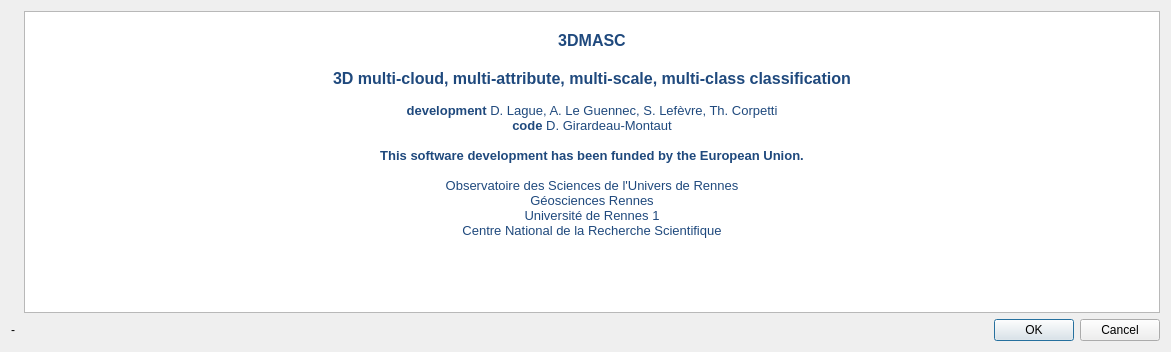
Qt form trainDisclaimerDlg.ui (dgirardeau/q3DMASC) before a commit.
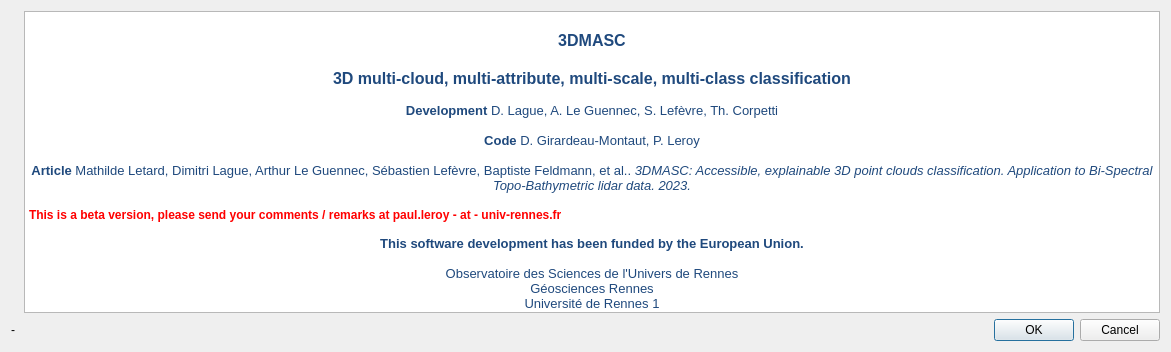
The same form after that commit. Icons and pictures are not drawn.

What changed in the file:
```diff
--- a/trainDisclaimerDlg.ui
+++ b/trainDisclaimerDlg.ui
@@ -63,9 +63,14 @@
 &lt;p align=&quot;center&quot; style=&quot;-qt-paragraph-type:empty; margin-top:0px; margin-bottom:0px; margin-left:0px; margin-right:0px; -qt-block-indent:0; text-indent:0px; font-family:'MS Shell Dlg 2'; font-size:12pt; font-weight:600; color:#1f497d;&quot;&gt;&lt;br /&gt;&lt;/p&gt;
 &lt;p align=&quot;center&quot; style=&quot; margin-top:0px; margin-bottom:0px; margin-left:0px; margin-right:0px; -qt-block-indent:0; text-indent:0px;&quot;&gt;&lt;span style=&quot; font-family:'MS Shell Dlg 2'; font-size:12pt; font-weight:600; color:#1f497d;&quot;&gt;3D multi-cloud, multi-attribute, multi-scale, multi-class classification&lt;/span&gt;&lt;/p&gt;
 &lt;p align=&quot;center&quot; style=&quot;-qt-paragraph-type:empty; margin-top:0px; margin-bottom:0px; margin-left:0px; margin-right:0px; -qt-block-indent:0; text-indent:0px; font-family:'Calibri,sans-serif'; font-size:10pt; color:#1f497d; background-color:#ffffff;&quot;&gt;&lt;br /&gt;&lt;/p&gt;
-&lt;p align=&quot;center&quot; style=&quot; margin-top:0px; margin-bottom:0px; margin-left:0px; margin-right:0px; -qt-block-indent:0; text-indent:0px; background-color:#ffffff;&quot;&gt;&lt;span style=&quot; font-family:'Slack-Lato','appleLogo','sans-serif'; font-size:10pt; font-weight:600; color:#1f497d;&quot;&gt;development &lt;/span&gt;&lt;span style=&quot; font-family:'Slack-Lato','appleLogo','sans-serif'; font-size:10pt; color:#1f497d;&quot;&gt;D. Lague, A. Le Guennec, S. Lefèvre, Th. Corpetti&lt;/span&gt;&lt;/p&gt;
-&lt;p align=&quot;center&quot; style=&quot; margin-top:0px; margin-bottom:0px; margin-left:0px; margin-right:0px; -qt-block-indent:0; text-indent:0px; background-color:#ffffff;&quot;&gt;&lt;span style=&quot; font-family:'Slack-Lato','appleLogo','sans-serif'; font-size:10pt; font-weight:600; color:#1f497d;&quot;&gt;code &lt;/span&gt;&lt;span style=&quot; font-family:'Slack-Lato','appleLogo','sans-serif'; font-size:10pt; color:#1f497d;&quot;&gt;D. Girardeau-Montaut&lt;/span&gt;&lt;/p&gt;
-&lt;p align=&quot;center&quot; style=&quot;-qt-paragraph-type:empty; margin-top:0px; margin-bottom:0px; margin-left:0px; margin-right:0px; -qt-block-indent:0; text-indent:0px; font-family:'Calibri,sans-serif'; font-size:10pt; color:#1f497d; background-color:#ffffff;&quot;&gt;&lt;br /&gt;&lt;/p&gt;
+&lt;p align=&quot;center&quot; style=&quot; margin-top:0px; margin-bottom:0px; margin-left:0px; margin-right:0px; -qt-block-indent:0; text-indent:0px; background-color:#ffffff;&quot;&gt;&lt;span style=&quot; font-family:'Slack-Lato','appleLogo','sans-serif'; font-size:10pt; font-weight:600; color:#1f497d;&quot;&gt;Development &lt;/span&gt;&lt;span style=&quot; font-family:'Slack-Lato','appleLogo','sans-serif'; font-size:10pt; color:#1f497d;&quot;&gt;D. Lague, A. Le Guennec, S. Lefèvre, Th. Corpetti&lt;/span&gt;&lt;/p&gt;
+&lt;p align=&quot;center&quot; style=&quot;-qt-paragraph-type:empty; margin-top:0px; margin-bottom:0px; margin-left:0px; margin-right:0px; -qt-block-indent:0; text-indent:0px; font-family:'Slack-Lato','appleLogo','sans-serif'; font-size:10pt; color:#1f497d; background-color:#ffffff;&quot;&gt;&lt;br /&gt;&lt;/p&gt;
+&lt;p align=&quot;center&quot; style=&quot; margin-top:0px; margin-bottom:0px; margin-left:0px; margin-right:0px; -qt-block-indent:0; text-indent:0px; background-color:#ffffff;&quot;&gt;&lt;span style=&quot; font-family:'Slack-Lato','appleLogo','sans-serif'; font-size:10pt; font-weight:600; color:#1f497d;&quot;&gt;Code &lt;/span&gt;&lt;span style=&quot; font-family:'Slack-Lato','appleLogo','sans-serif'; font-size:10pt; color:#1f497d;&quot;&gt;D. Girardeau-Montaut, P. Leroy&lt;/span&gt;&lt;/p&gt;
+&lt;p align=&quot;center&quot; style=&quot;-qt-paragraph-type:empty; margin-top:0px; margin-bottom:0px; margin-left:0px; margin-right:0px; -qt-block-indent:0; text-indent:0px; font-family:'Slack-Lato','appleLogo','sans-serif'; font-size:10pt; color:#1f497d; background-color:#ffffff;&quot;&gt;&lt;br /&gt;&lt;/p&gt;
+&lt;p align=&quot;center&quot; style=&quot; margin-top:0px; margin-bottom:0px; margin-left:0px; margin-right:0px; -qt-block-indent:0; text-indent:0px; background-color:#ffffff;&quot;&gt;&lt;span style=&quot; font-family:'Slack-Lato','appleLogo','sans-serif'; font-size:10pt; font-weight:700; color:#1f497d;&quot;&gt;Article &lt;/span&gt;&lt;span style=&quot; font-family:'Slack-Lato','appleLogo','sans-serif'; font-size:10pt; color:#1f497d;&quot;&gt;Mathilde Letard, Dimitri Lague, Arthur Le Guennec, Sébastien Lefèvre, Baptiste Feldmann, et al.. &lt;/span&gt;&lt;span style=&quot; font-family:'Slack-Lato','appleLogo','sans-serif'; font-size:10pt; font-style:italic; color:#1f497d;&quot;&gt;3DMASC: Accessible, explainable 3D point clouds classification. Application to Bi-Spectral Topo-Bathymetric lidar data. 2023.&lt;/span&gt;&lt;/p&gt;
+&lt;p style=&quot;-qt-paragraph-type:empty; margin-top:0px; margin-bottom:0px; margin-left:0px; margin-right:0px; -qt-block-indent:0; text-indent:0px; font-family:'Calibri,sans-serif'; font-size:10pt; color:#1f497d;&quot;&gt;&lt;br /&gt;&lt;/p&gt;
+&lt;p style=&quot; margin-top:0px; margin-bottom:0px; margin-left:0px; margin-right:0px; -qt-block-indent:0; text-indent:0px;&quot;&gt;&lt;span style=&quot; font-weight:700; color:#ff0000;&quot;&gt;This is a beta version, please send your comments / remarks at paul.leroy - at - univ-rennes.fr&lt;/span&gt;&lt;/p&gt;
+&lt;p style=&quot;-qt-paragraph-type:empty; margin-top:0px; margin-bottom:0px; margin-left:0px; margin-right:0px; -qt-block-indent:0; text-indent:0px;&quot;&gt;&lt;br /&gt;&lt;/p&gt;
 &lt;p align=&quot;center&quot; style=&quot; margin-top:0px; margin-bottom:0px; margin-left:0px; margin-right:0px; -qt-block-indent:0; text-indent:0px; background-color:#ffffff;&quot;&gt;&lt;span style=&quot; font-family:'Slack-Lato','appleLogo','sans-serif'; font-size:10pt; font-weight:600; color:#1f497d;&quot;&gt;This software development has been funded by the European Union.&lt;/span&gt;&lt;/p&gt;
 &lt;p align=&quot;center&quot; style=&quot;-qt-paragraph-type:empty; margin-top:0px; margin-bottom:0px; margin-left:0px; margin-right:0px; -qt-block-indent:0; text-indent:0px; font-family:'Calibri,sans-serif'; font-size:10pt; color:#1f497d; background-color:#ffffff;&quot;&gt;&lt;br /&gt;&lt;/p&gt;
 &lt;p align=&quot;center&quot; style=&quot; margin-top:0px; margin-bottom:0px; margin-left:0px; margin-right:0px; -qt-block-indent:0; text-indent:0px; background-color:#ffffff;&quot;&gt;&lt;span style=&quot; font-family:'Calibri,sans-serif'; font-size:10pt; color:#1f497d; background-color:#ffffff;&quot;&gt;Observatoire des Sciences de l'Univers de Rennes&lt;/span&gt;&lt;/p&gt;
```
